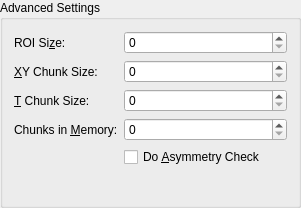
First picture: the form in gui/advancedsettingsgroupbox.ui, repository ukoethe/simple-STORM, before the edit.
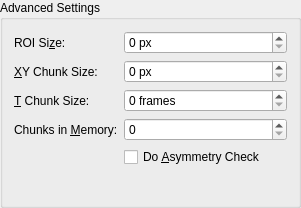
Second picture: the form after the edit.

Commit message: Add tooltip with parameters to tabs

The edit to the form file:
```diff
--- a/gui/advancedsettingsgroupbox.ui
+++ b/gui/advancedsettingsgroupbox.ui
@@ -38,6 +38,9 @@
        <verstretch>0</verstretch>
       </sizepolicy>
      </property>
+     <property name="suffix">
+      <string> px</string>
+     </property>
     </widget>
    </item>
    <item row="1" column="0">
@@ -58,6 +61,9 @@
        <verstretch>0</verstretch>
       </sizepolicy>
      </property>
+     <property name="suffix">
+      <string> px</string>
+     </property>
     </widget>
    </item>
    <item row="2" column="0">
@@ -78,6 +84,9 @@
        <verstretch>0</verstretch>
       </sizepolicy>
      </property>
+     <property name="suffix">
+      <string> frames</string>
+     </property>
     </widget>
    </item>
    <item row="3" column="0">
```
The commit also changes 5 other files.
